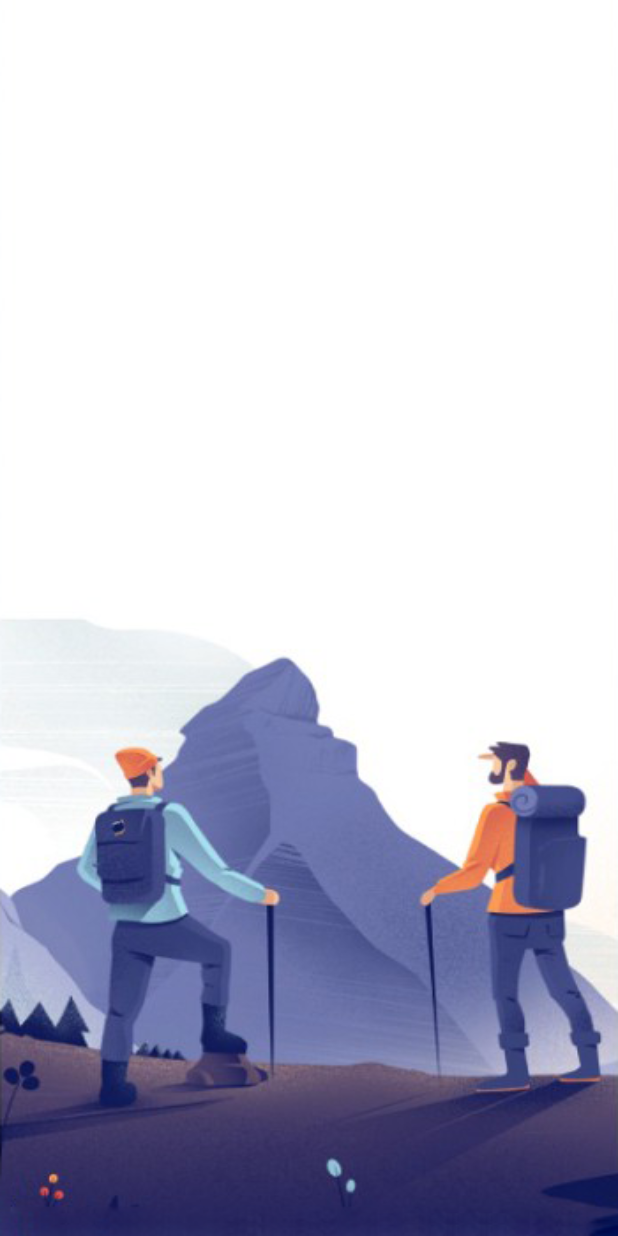
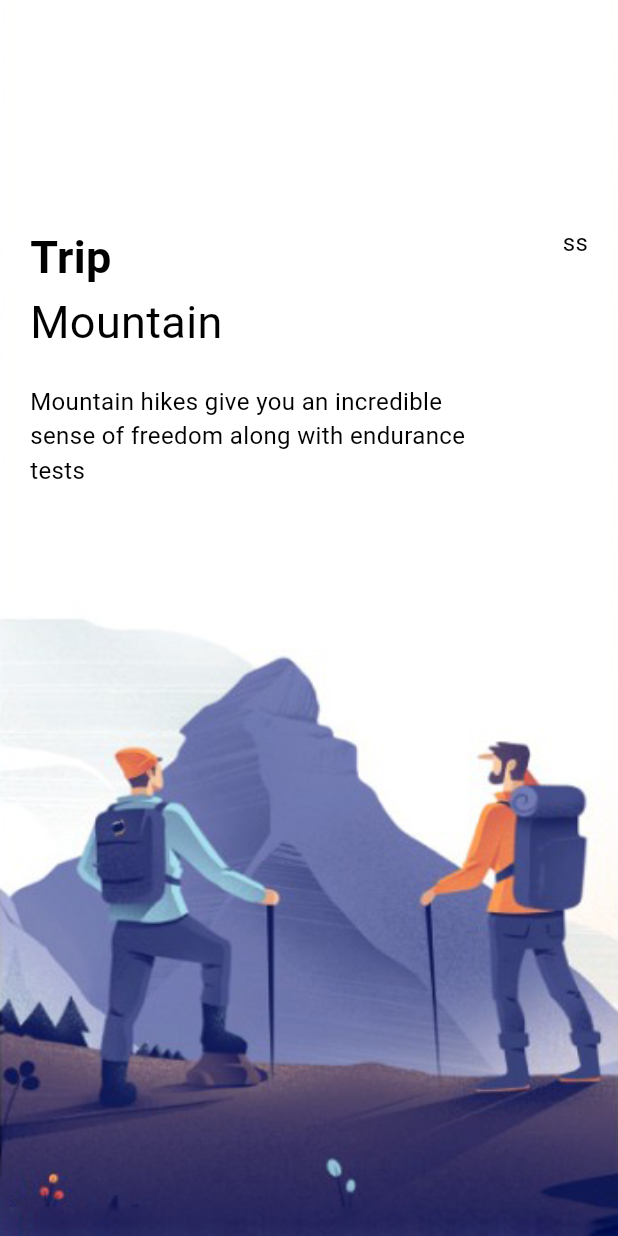
Before and after one commit to nmolkeri/trip-planner-flutter, a Flutter app: the screen it shows after launch, on a phone screen of 412 x 824 dp. Run offline on Flutter 3.47's test engine with Material 2 defaults, Android fonts, the light colour scheme and no system bars.

Commit message:
added text design

```diff
--- a/lib/pages/welcome_page.dart
+++ b/lib/pages/welcome_page.dart
@@ -1,4 +1,6 @@
 import 'package:flutter/material.dart';
+import 'package:trip_finder/widgets/app_large_text.dart';
+import 'package:trip_finder/widgets/app_text.dart';
 
 class WelcomePage extends StatefulWidget {
   const WelcomePage({super.key});
@@ -31,6 +33,29 @@ class _WelcomePageState extends State<WelcomePage> {
               fit: BoxFit.fill
             )
           ),
+          child: Container(
+            margin: const EdgeInsets.only(top: 150, left: 20, right: 20),
+            child: Row(
+              children: [
+                Expanded(
+                  flex: 8,
+                  child: Column(
+                    crossAxisAlignment: CrossAxisAlignment.start,
+                    children: [
+                      AppLargeText(text: "Trip"),
+                      AppText(text: "Mountain", size: 30,),
+                      const SizedBox(height: 20),
+                      AppText(text: "Mountain hikes give you an incredible sense of freedom along with endurance tests")
+                    ],
+                  ),
+                ),
+                Expanded(flex: 2,
+                child: Column(
+                  crossAxisAlignment: CrossAxisAlignment.end,
+                  children: [AppText(text: "ss")],
+                ))
+            ],),
+          )
         );
       }),
     );
--- /dev/null
+++ b/lib/widgets/app_large_text.dart
@@ -0,0 +1,24 @@
+import 'package:flutter/material.dart';
+
+class AppLargeText extends StatelessWidget {
+  double size;
+  final String text;
+  final Color color;
+
+  AppLargeText({super.key,
+  required this.text,
+  this.color = Colors.black,
+  this.size = 30});
+
+  @override
+  Widget build(BuildContext context) {
+    return Text(
+      text,
+      style: TextStyle(
+        color: color,
+        fontSize: size,
+        fontWeight: FontWeight.bold
+      ),
+    );
+  }
+}
--- /dev/null
+++ b/lib/widgets/app_text.dart
@@ -0,0 +1,23 @@
+import 'package:flutter/material.dart';
+
+class AppText extends StatelessWidget {
+  double size;
+  final Color color;
+  final String text;
+
+  AppText({super.key,
+  required this.text,
+  this.color = Colors.black,
+  this.size = 16});
+
+  @override
+  Widget build(BuildContext context) {
+    return Text(
+      text,
+      style: TextStyle(
+        color: color,
+        fontSize: size
+      )
+    );
+  }
+}
```
